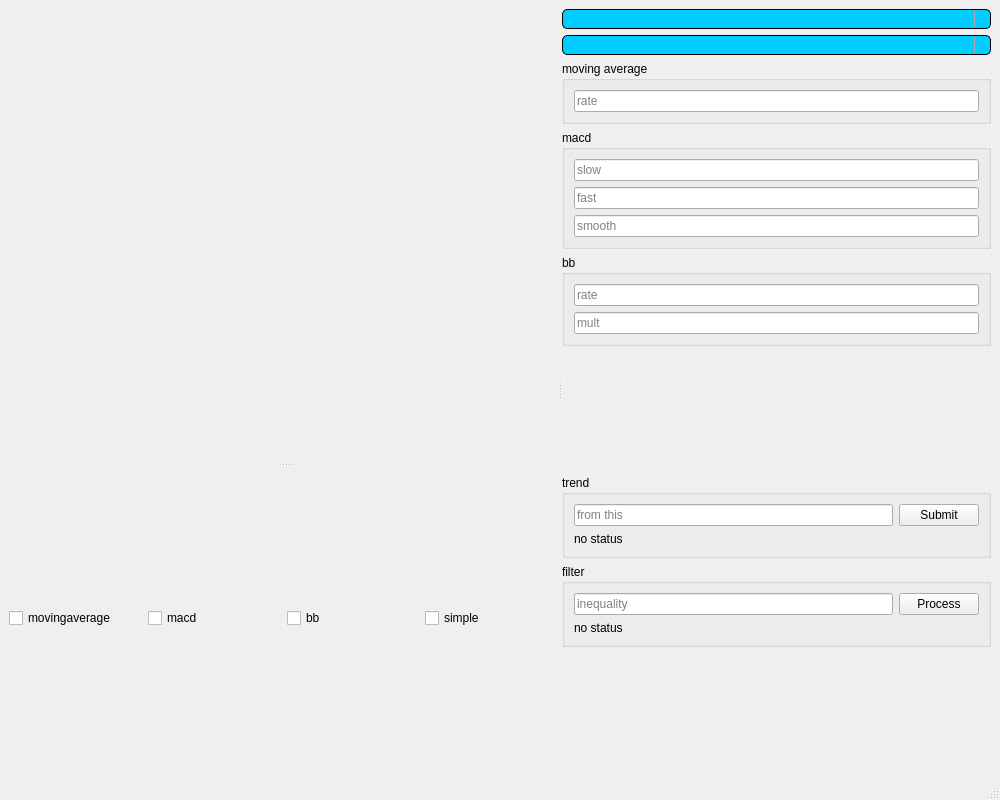
Before: the Qt Designer form resources/plot_window.ui in Mostafa-Hamidifard/Stock-project, drawn with Qt 5.
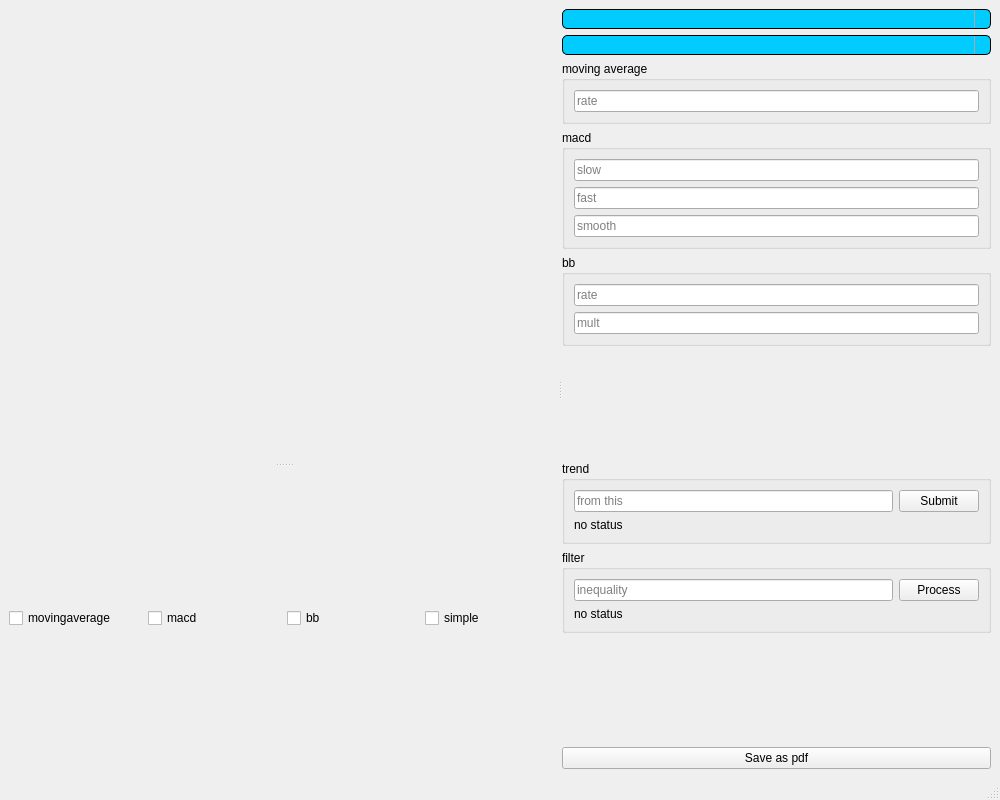
After: the same form once the commit is applied. Icons and pictures are not drawn.

Commit message: add save as button to gui

The edit to the form file:
```diff
--- a/resources/plot_window.ui
+++ b/resources/plot_window.ui
@@ -325,6 +325,13 @@
           </property>
          </spacer>
         </item>
+        <item>
+         <widget class="QPushButton" name="pushButton_saveas">
+          <property name="text">
+           <string>Save as pdf</string>
+          </property>
+         </widget>
+        </item>
        </layout>
       </widget>
      </widget>
```
The commit also changes 1 other file.
